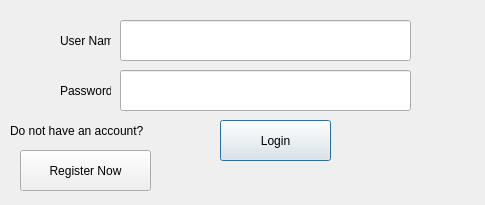
Before: the Qt Designer form src/ui/loginwindow.ui in kiraYuukiAsuna/SwcDbmsQtClient, drawn with Qt 5.
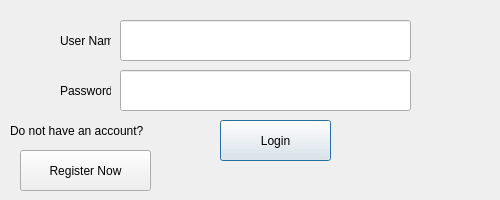
After: the same form once the commit is applied.

The edit to the form file:
```diff
--- a/src/ui/loginwindow.ui
+++ b/src/ui/loginwindow.ui
@@ -6,8 +6,8 @@
    <rect>
     <x>0</x>
     <y>0</y>
-    <width>485</width>
-    <height>205</height>
+    <width>500</width>
+    <height>200</height>
    </rect>
   </property>
   <property name="windowTitle">
```
